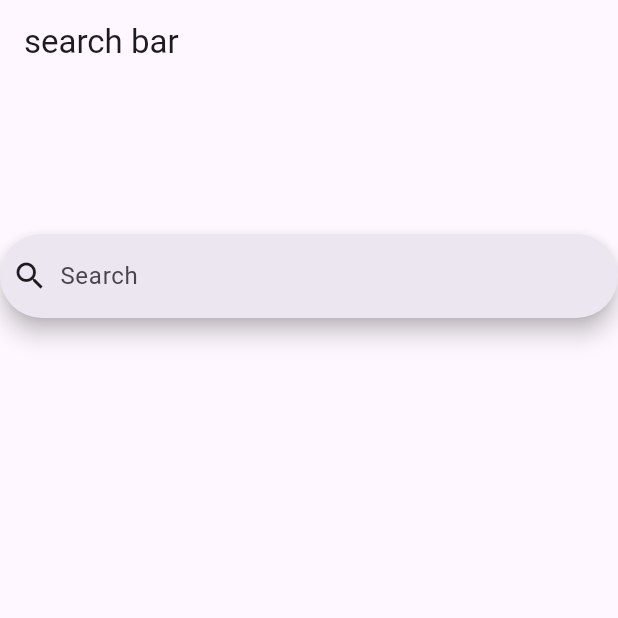
After one commit to rimuakter057/education_app, a Flutter app: the screen it shows after launch, on a phone screen of 412 x 824 dp, the top half of it. The commit adds this screen. Run offline on Flutter 3.47's test engine with Material 3 defaults, Android fonts, the phone set to English and light mode, and no system bars; our stand-ins replace logger; generated files the repository leaves out were written again; network calls fail.

Commit message:
practice api

```diff
--- a/lib/app/app.dart
+++ b/lib/app/app.dart
@@ -1,11 +1,14 @@
 import 'package:education_app/features/ui/screens/main_screen/main_screen.dart';
 import 'package:flutter/material.dart';
+
+import '../features/ui/screens/home_screen/home_screen.dart';
+import '../practice_api/search_bar_screen.dart';
 
 class EducationApp extends StatelessWidget {
   const EducationApp({super.key});
 
   @override
   Widget build(BuildContext context) {
-    return MaterialApp(home: MainScreen());
+    return MaterialApp(home: SearchBarScreen());
   }
 }
--- a/lib/features/ui/screens/home_screen/home_screen.dart
+++ b/lib/features/ui/screens/home_screen/home_screen.dart
@@ -144,7 +144,7 @@ class _HomeScreenState extends State<HomeScreen> {
           ),
         ),
         SizedBox(width: AppSizes.spaceWTwoItems(context)),
-        Flexible(
+        Expanded(
           child: SmallContainer(
             child: Row(
               mainAxisSize: MainAxisSize.min,
--- /dev/null
+++ b/lib/practice_api/search_bar_screen.dart
@@ -0,0 +1,62 @@
+import 'package:education_app/services/network_caller.dart';
+import 'package:flutter/material.dart';
+
+
+class SearchBarScreen extends StatefulWidget {
+  const SearchBarScreen({super.key});
+
+  @override
+  State<SearchBarScreen> createState() => _SearchBarScreenState();
+}
+
+class _SearchBarScreenState extends State<SearchBarScreen> {
+  @override
+  void initState() {
+    // TODO: implement initState
+    super.initState();
+    getData();
+  }
+
+  @override
+  Widget build(BuildContext context) {
+    return Scaffold(
+      appBar: AppBar(
+        title: Text("search bar"),
+      ),
+      body: SingleChildScrollView(
+        child: Column(children: [
+          SizedBox(height: 100,),
+
+          SearchBar(
+            hintText: "Search",
+            leading: Icon(Icons.search),
+            onChanged: (value){
+
+            },
+          ),
+
+        ],),
+      ),
+    );
+  }
+
+
+  Future <void> getData()async{
+      final response= await NetworkCaller.getRequest("https://freeipapi.com/api/json/103.72.61.177");
+  if(response.isSuccess && response.responseData!=null){
+    debugPrint(response.responseData.toString());
+  }
+
+  }
+
+
+
+
+
+
+
+
+
+
+
+}
--- /dev/null
+++ b/lib/services/network_caller.dart
@@ -0,0 +1,50 @@
+import 'dart:convert';
+
+import 'package:http/http.dart';
+import 'package:logger/logger.dart';
+
+class NetworkResponse {
+  int statusCode;
+  bool isSuccess;
+  String? errorMessage;
+  Map<String, dynamic>? responseData;
+
+  NetworkResponse({
+    required this.statusCode,
+    required this.isSuccess,
+    this.errorMessage,
+    this.responseData,
+  });
+}
+
+class NetworkCaller {
+
+static  Future<NetworkResponse> getRequest(String url) async {
+  var logger = Logger();
+    Uri uri = Uri.parse(url);
+    logger.i(uri);
+    try {
+      Response response = await get(uri);
+      if (response.statusCode == 200) {
+        final decodedResponse = jsonDecode(response.body);
+        logger.i(decodedResponse);
+        return NetworkResponse(
+          statusCode: response.statusCode,
+          isSuccess: true,
+          responseData: decodedResponse,
+        );
+      } else {
+        return NetworkResponse(
+          statusCode: response.statusCode,
+          isSuccess: false,
+        );
+      }
+    } catch (e) {
+      return NetworkResponse(
+        statusCode: -1,
+        isSuccess: false,
+        errorMessage: e.toString(),
+      );
+    }
+  }
+}
```
Also changed, not shown: lib/features/ui/screens/main_screen/main_screen.dart (+28 -2 lines), lib/practice_api/model/currency_model.dart (added, +12 -0 lines), lib/practice_api/model/model.dart (added, +82 -0 lines), pubspec.yaml (+5 -2 lines), pubspec.lock.
